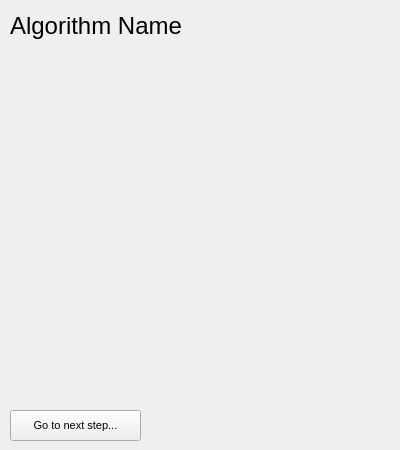
First picture: the form in GUI/CodeHighlightWindow.ui, repository Techzune/ISE-Group2, before the edit.
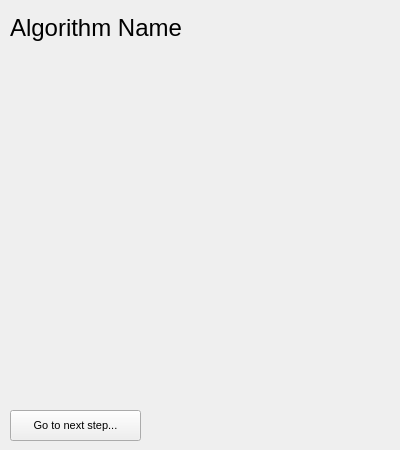
Second picture: the form after the edit.

Commit message: Added example algorithm to options for temporary purposes

```diff
--- a/GUI/CodeHighlightWindow.ui
+++ b/GUI/CodeHighlightWindow.ui
@@ -20,7 +20,7 @@
       <x>10</x>
       <y>10</y>
       <width>371</width>
-      <height>31</height>
+      <height>35</height>
      </rect>
     </property>
     <property name="font">
```
Left out of the diff: 2 changed lines with no effect on the pictures. The commit also changes 2 other files.
